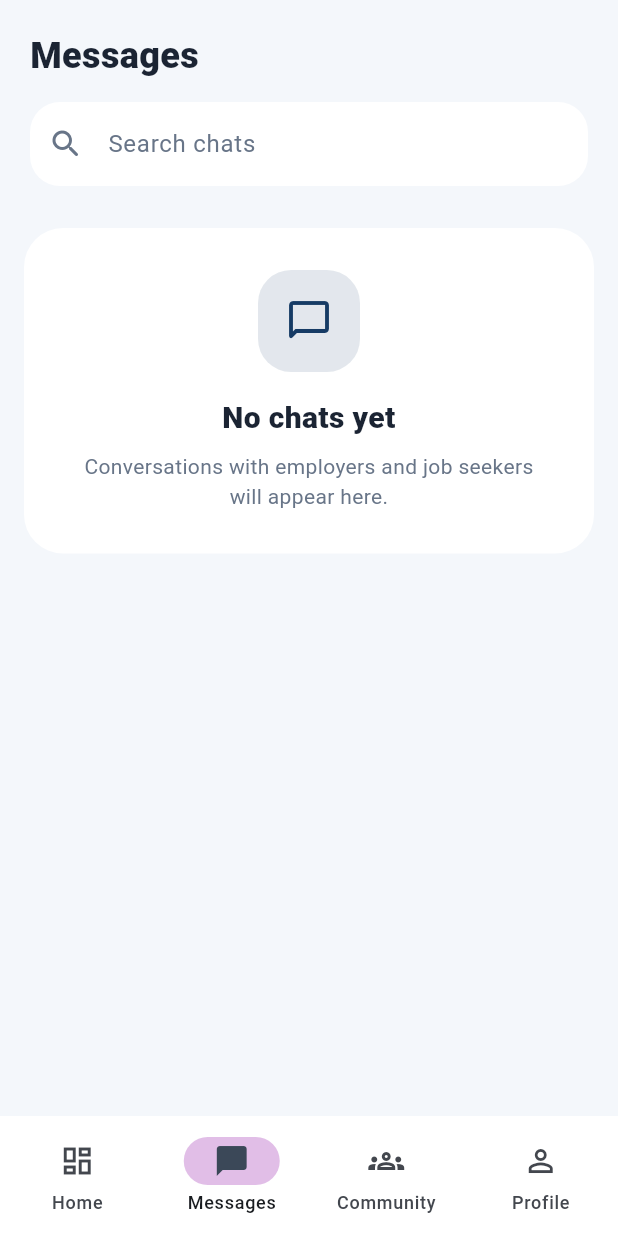
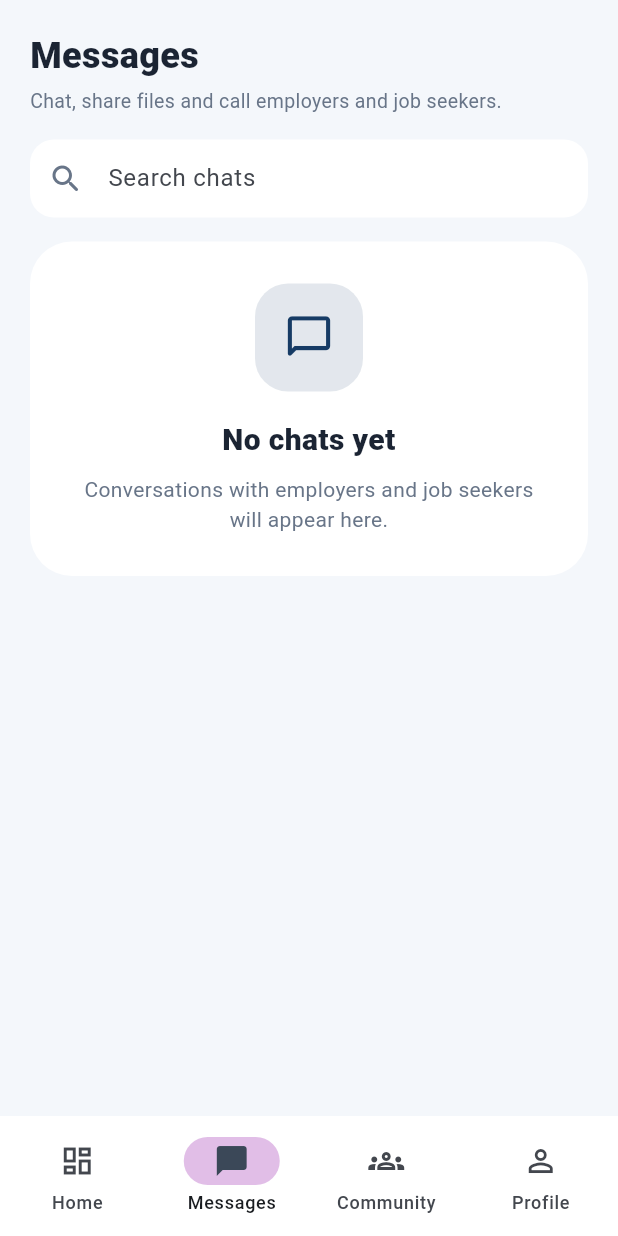
Before and after one commit to FattSiong/mad_job_recruitment_system, a Flutter app: the EmployerDashboard screen opened directly, item 2 of the bottom bar chosen, on a phone screen of 412 x 824 dp. Run offline on Flutter 3.47's test engine with Material 3 defaults, Android fonts, the phone set to English and light mode, and no system bars; our stand-ins replace audioplayers, cached_network_image, camera, file_picker, firebase_core, firebase_messaging and 15 more; missing offline and left inert: agora_rtc_engine, flutter_stripe, google_mlkit_face_detection, mobile_scanner, record, syncfusion_flutter_pdf and 1 more; accounts and stored records are empty; network calls fail.

Commit message:
style(chat): match the chat module to the app's design
- Inbox: header and search box like the Community Hub (new shared
  PageTitleHeader, also used by Community Hub); StateMessageCard for
  error / empty / no-results states
- Chat room: Career Buddy style app bar (navy back arrow, plain call /
  shared files / more icons), messages on the shared ChatSurface panel,
  shared error card, blocked bar as a floating card with an outlined
  Unblock button
- Block / Unblock menu restyled: rounded card, icon badge, title and
  short description
- Shared attachments sheet: shared empty / error states
- New shared widgets AppBarActionButton (Career Buddy, Guidance PDF viewer)
  and ChatSurface (chat room, Career Buddy)

```diff
--- a/lib/modules/chat/screens/chat_inbox_screen.dart
+++ b/lib/modules/chat/screens/chat_inbox_screen.dart
@@ -1,10 +1,14 @@
 
 import 'package:flutter/material.dart';
 
+import '../../../core/theme/app_button_styles.dart';
 import '../../../core/theme/app_colors.dart';
+import '../../../core/theme/app_input_decoration.dart';
 import '../../../models/chat_room_model.dart';
 import '../controllers/chat_list_controller.dart';
 import '../widgets/chat_list_tile.dart';
+import '../../../shared_widgets/page_title_header.dart';
+import '../../../shared_widgets/state_message_card.dart';
 import 'chat_room_screen.dart';
 
 /// Chat list (inbox). Used as a tab body by the job seeker and employer
@@ -54,23 +58,16 @@ class _ChatInboxScreenState extends State<ChatInboxScreen> {
         child: Column(
           crossAxisAlignment: CrossAxisAlignment.start,
           children: [
+            const Padding(
+              padding: EdgeInsets.fromLTRB(20, 20, 20, 0),
+              child: PageTitleHeader(
+                title: 'Messages',
+                subtitle: 'Chat, share files and call employers and job seekers.',
+              ),
+            ),
             Padding(
-              padding: const EdgeInsets.fromLTRB(20, 20, 20, 12),
-              child: Column(
-                crossAxisAlignment: CrossAxisAlignment.start,
-                children: [
-                  const Text(
-                    'Messages',
-                    style: TextStyle(
-                      fontSize: 24,
-                      fontWeight: FontWeight.w800,
-                      color: AppColors.textDark,
-                    ),
-                  ),
-                  const SizedBox(height: 14),
-                  _buildSearchField(),
-                ],
-              ),
+              padding: const EdgeInsets.fromLTRB(20, 16, 20, 8),
+              child: _buildSearchField(),
             ),
             Expanded(
               child: ListenableBuilder(
@@ -91,30 +88,22 @@ class _ChatInboxScreenState extends State<ChatInboxScreen> {
       builder: (context, _) => TextField(
         controller: _searchController,
         onChanged: _controller.setSearchQuery,
-        decoration: InputDecoration(
-          hintText: 'Search chats',
-          hintStyle: const TextStyle(color: AppColors.textMuted),
-          prefixIcon: const Icon(Icons.search_rounded, color: AppColors.textMuted),
+        decoration: filledInputDecoration(
+          hint: 'Search chats',
+          icon: Icons.search_rounded,
+          fillColor: AppColors.surface,
+          borderColor: Colors.transparent,
+          contentPadding: const EdgeInsets.symmetric(vertical: 14),
           suffixIcon: _controller.searchQuery.isEmpty
               ? null
               : IconButton(
+                  tooltip: 'Clear',
                   icon: const Icon(Icons.close_rounded, color: AppColors.textMuted),
                   onPressed: () {
                     _searchController.clear();
                     _controller.setSearchQuery('');
                   },
                 ),
-          filled: true,
-          fillColor: AppColors.surface,
-          contentPadding: const EdgeInsets.symmetric(vertical: 16),
-          border: OutlineInputBorder(
-            borderRadius: BorderRadius.circular(20),
-            borderSide: BorderSide.none,
-          ),
-          focusedBorder: OutlineInputBorder(
-            borderRadius: BorderRadius.circular(20),
-            borderSide: const BorderSide(color: AppColors.primary, width: 1.3),
-          ),
         ),
       ),
     );
@@ -127,33 +116,33 @@ class _ChatInboxScreenState extends State<ChatInboxScreen> {
     }
 
     final rooms = _controller.visibleRooms;
-    Widget content;
+    final Widget content;
 
     if (_controller.error != null && !_controller.hasRooms) {
-      content = _stateCard(
+      content = StateMessageCard(
         icon: Icons.cloud_off_rounded,
+        color: AppColors.danger,
         title: 'Unable to load chats',
         message: _controller.error!,
-        color: AppColors.danger,
-        action: TextButton.icon(
+        action: ElevatedButton.icon(
           onPressed: _controller.load,
           icon: const Icon(Icons.refresh_rounded),
           label: const Text('Try Again'),
+          style: AppButtonStyles.filled(),
         ),
       );
     } else if (!_controller.hasRooms) {
-      content = _stateCard(
+      content = const StateMessageCard(
         icon: Icons.chat_bubble_outline_rounded,
         title: 'No chats yet',
         message: 'Conversations with employers and job seekers will appear here.',
-        color: AppColors.primary,
       );
     } else if (rooms.isEmpty) {
-      content = _stateCard(
+      content = const StateMessageCard(
         icon: Icons.search_off_rounded,
+        color: AppColors.textMuted,
         title: 'No chats match your search',
         message: 'Try another name or keyword.',
-        color: AppColors.textMuted,
       );
     } else {
       return RefreshIndicator(
@@ -161,9 +150,9 @@ class _ChatInboxScreenState extends State<ChatInboxScreen> {
         onRefresh: _controller.load,
         child: ListView.separated(
           physics: const AlwaysScrollableScrollPhysics(),
-          padding: const EdgeInsets.fromLTRB(16, 4, 16, 24),
+          padding: const EdgeInsets.fromLTRB(20, 8, 20, 24),
           itemCount: rooms.length,
-          separatorBuilder: (_, __) => const SizedBox(height: 10),
+          separatorBuilder: (_, __) => const SizedBox(height: 12),
           itemBuilder: (context, index) {
             final room = rooms[index];
             return ChatListTile(
@@ -183,52 +172,9 @@ class _ChatInboxScreenState extends State<ChatInboxScreen> {
       onRefresh: _controller.load,
       child: ListView(
         physics: const AlwaysScrollableScrollPhysics(),
-        padding: const EdgeInsets.fromLTRB(16, 16, 16, 24),
+        padding: const EdgeInsets.fromLTRB(20, 8, 20, 24),
         children: [content],
       ),
     );
   }
-
-  /// Centered card for the error and empty states.
-  Widget _stateCard({
-    required IconData icon,
-    required String title,
-    required String message,
-    required Color color,
-    Widget? action,
-  }) {
-    return Container(
-      padding: const EdgeInsets.all(28),
-      decoration: BoxDecoration(
-        color: AppColors.surface,
-        borderRadius: BorderRadius.circular(26),
-      ),
-      child: Column(
-        children: [
-          Container(
-            width: 68,
-            height: 68,
-            decoration: BoxDecoration(
-              color: color.withValues(alpha: 0.12),
-              borderRadius: BorderRadius.circular(22),
-            ),
-            child: Icon(icon, size: 32, color: color),
-          ),
-          const SizedBox(height: 16),
-          Text(
-            title,
-            textAlign: TextAlign.center,
-            style: const TextStyle(fontSize: 20, fontWeight: FontWeight.w800, color: AppColors.textDark),
-          ),
-          const SizedBox(height: 8),
-          Text(
-            message,
-            textAlign: TextAlign.center,
-            style: const TextStyle(color: AppColors.textMuted, height: 1.45),
-          ),
-          if (action != null) ...[const SizedBox(height: 12), action],
-        ],
-      ),
-    );
-  }
 }
--- /dev/null
+++ b/lib/shared_widgets/page_title_header.dart
@@ -0,0 +1,35 @@
+import 'package:flutter/material.dart';
+
+import '../core/theme/app_colors.dart';
+
+/// Title and short description at the top of a tab (Community Hub,
+/// Messages), with an optional button on the right.
+class PageTitleHeader extends StatelessWidget {
+  final String title;
+  final String subtitle;
+  final Widget? trailing;
+
+  const PageTitleHeader({super.key, required this.title, required this.subtitle, this.trailing});
+
+  @override
+  Widget build(BuildContext context) {
+    return Row(
+      children: [
+        Expanded(
+          child: Column(
+            crossAxisAlignment: CrossAxisAlignment.start,
+            children: [
+              Text(
+                title,
+                style: const TextStyle(fontSize: 24, fontWeight: FontWeight.w800, color: AppColors.textDark),
+              ),
+              const SizedBox(height: 4),
+              Text(subtitle, style: const TextStyle(color: AppColors.textMuted, fontSize: 13)),
+            ],
+          ),
+        ),
+        if (trailing != null) trailing!,
+      ],
+    );
+  }
+}
```
Also changed, not shown: lib/modules/chat/screens/chat_room_screen.dart (+94 -64 lines), lib/modules/chat/widgets/shared_attachments_sheet.dart (+16 -15 lines), lib/modules/community_hub/screens/community_hub_screen.dart (+5 -24 lines), lib/modules/job_seeker/screens/career_advisor_screen.dart (+5 -33 lines), lib/modules/job_seeker/screens/guidance_pdf_viewer_screen.dart (+3 -19 lines), lib/shared_widgets/app_bar_action_button.dart (added, +53 -0 lines), lib/shared_widgets/chat_surface.dart (added, +23 -0 lines).
